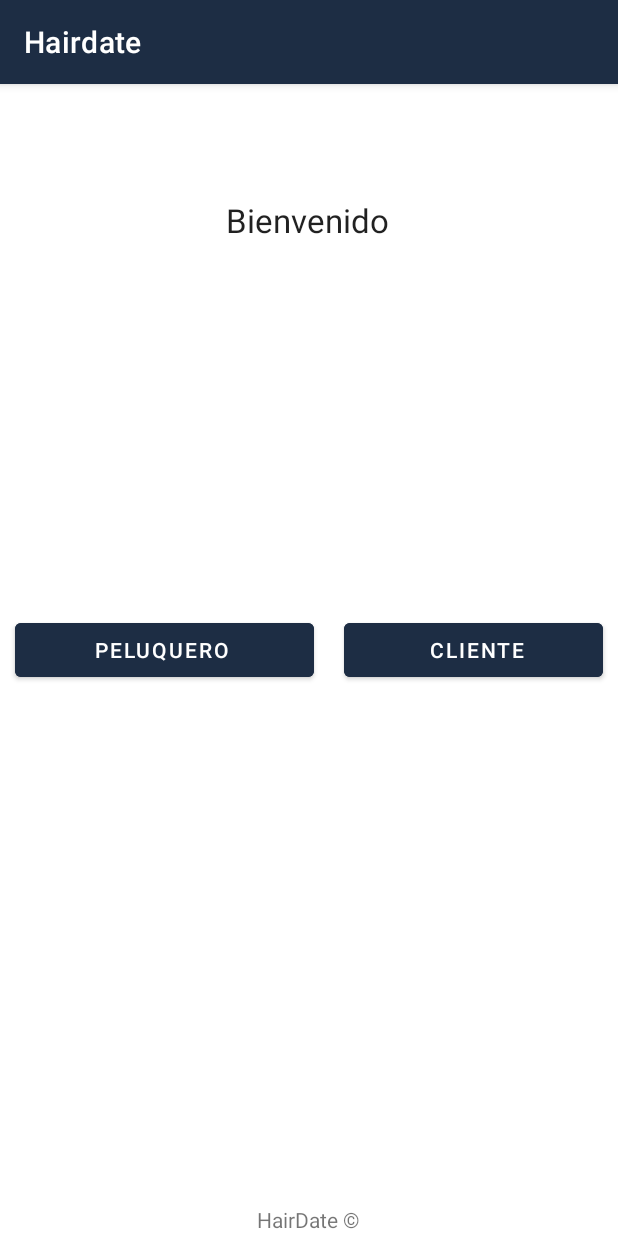
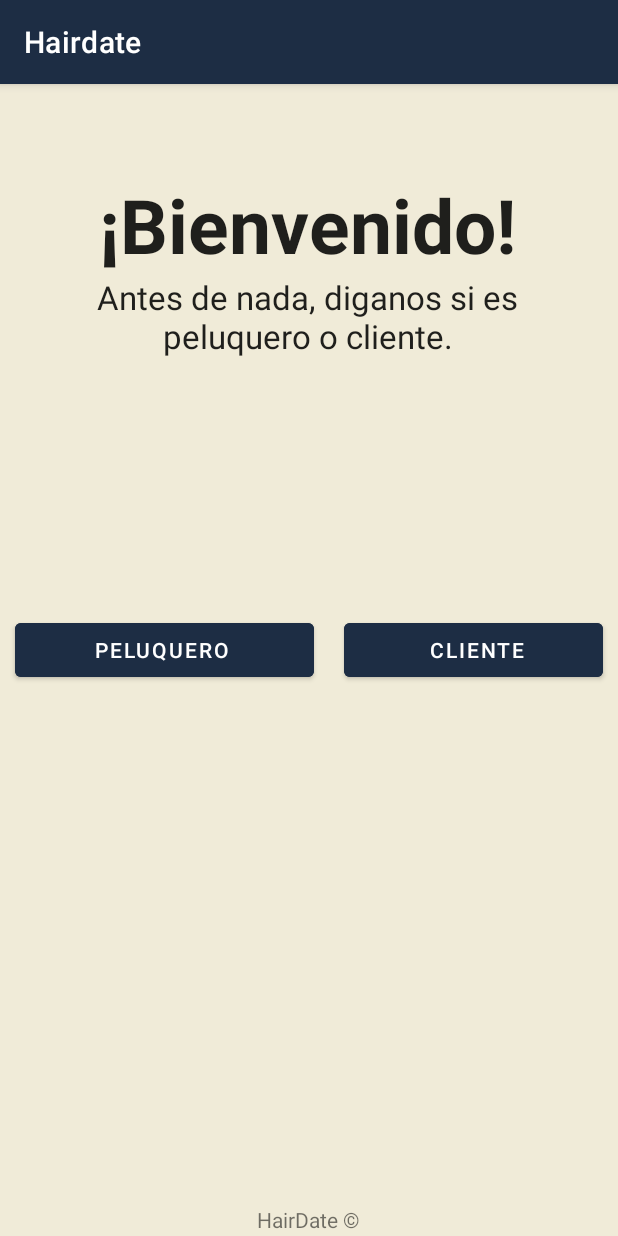
Before and after one commit to alvarovr0/Hairdate, an Android app: the fragment Principal shown on its own in the app's theme, on a phone screen of 412 x 824 dp. Run offline under Robolectric (Android 15) with nearby library versions, the phone set to English and light mode, and no system bars.

Commit message:
Fondo cambiado

```diff
--- a/Hairdate/app/src/main/res/layout/fragment_crear_usuario__peluquero.xml
+++ b/Hairdate/app/src/main/res/layout/fragment_crear_usuario__peluquero.xml
@@ -3,6 +3,7 @@
     xmlns:tools="http://schemas.android.com/tools"
     android:layout_width="match_parent"
     android:layout_height="match_parent"
+    android:background="@color/fondo"
     xmlns:app="http://schemas.android.com/apk/res-auto"
     tools:context=".crearUsuario_Peluquero">
 
--- a/Hairdate/app/src/main/res/layout/fragment_inicio_sesion__peluquero.xml
+++ b/Hairdate/app/src/main/res/layout/fragment_inicio_sesion__peluquero.xml
@@ -4,6 +4,7 @@
     android:layout_width="match_parent"
     android:layout_height="match_parent"
     xmlns:app="http://schemas.android.com/apk/res-auto"
+    android:background="@color/fondo"
     tools:context=".inicioSesion_Peluquero">
 
     <LinearLayout
@@ -83,7 +84,7 @@
                 android:linksClickable="false"
                 android:pointerIcon="none"
                 android:singleLine="false"
-                android:text="Crear usuario"
+                android:text="@string/create_account"
                 android:textAllCaps="false"
                 android:textIsSelectable="false" />
         </LinearLayout>
--- a/Hairdate/app/src/main/res/layout/fragment_principal.xml
+++ b/Hairdate/app/src/main/res/layout/fragment_principal.xml
@@ -4,6 +4,7 @@
     xmlns:tools="http://schemas.android.com/tools"
     android:layout_width="match_parent"
     android:layout_height="match_parent"
+    android:background="@color/fondo"
     tools:context=".Principal">
 
 
@@ -22,12 +23,24 @@
             app:layout_constraintBottom_toTopOf="@+id/linearLayout"
             app:layout_constraintEnd_toEndOf="parent">
 
+
+            <TextView
+                android:id="@+id/txt_bienvenida"
+                android:layout_width="match_parent"
+                android:layout_height="wrap_content"
+                android:paddingTop="60dp"
+                android:gravity="center"
+                android:text="¡Bienvenido!"
+                android:textSize="50dp"
+                android:textStyle="bold"
+                android:textAppearance="@style/TextAppearance.AppCompat.Large" />
+
             <TextView
                 android:id="@+id/txt_bienvenida"
                 android:layout_width="match_parent"
                 android:layout_height="wrap_content"
                 android:gravity="center"
-                android:text="Bienvenido"
+                android:text="Antes de nada, diganos si es\npeluquero o cliente."
                 android:textAppearance="@style/TextAppearance.AppCompat.Large" />
         </LinearLayout>
 
--- a/Hairdate/app/src/main/res/values/colors.xml
+++ b/Hairdate/app/src/main/res/values/colors.xml
@@ -7,4 +7,6 @@
     <color name="teal_700">#FF018786</color>
     <color name="black">#FF000000</color>
     <color name="white">#FFFFFFFF</color>
+
+    <color name="fondo">#F0EBD8</color>
 </resources>
--- a/Hairdate/app/src/main/res/values/strings.xml
+++ b/Hairdate/app/src/main/res/values/strings.xml
@@ -1,5 +1,5 @@
 <resources>
     <string name="app_name">Hairdate</string>
     <!-- TODO: Remove or change this placeholder text -->
-    <string name="hello_blank_fragment">Hello blank fragment</string>
+    <string name="create_account"><u>Crear cuenta</u></string>
 </resources>
```
Also changed, not shown: Hairdate/app/build.gradle (+0 -8 lines), Hairdate/build.gradle (+0 -24 lines), 1 other file.
